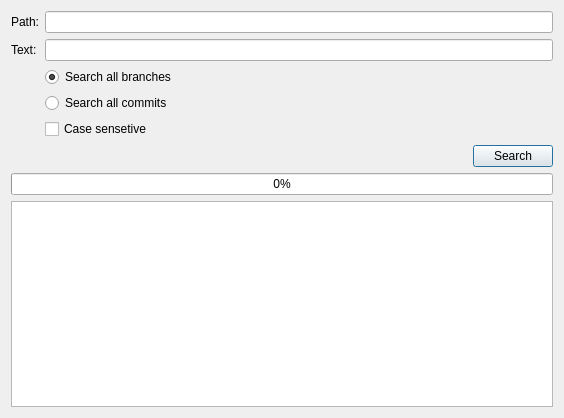
Above: src/dialogs/searchdialog.ui from KDE/kommit before the change. Below: the same form after it.
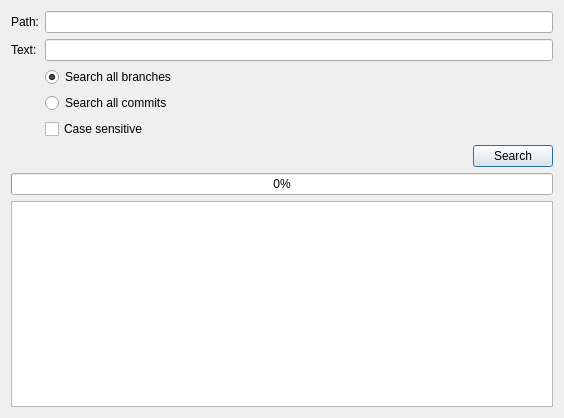
That is the form after the change.

The edit to the form file:
```diff
--- a/src/dialogs/searchdialog.ui
+++ b/src/dialogs/searchdialog.ui
@@ -56,7 +56,7 @@
      <item row="4" column="1">
       <widget class="QCheckBox" name="checkBoxCaseSensetive">
        <property name="text">
-        <string>Case sensetive</string>
+        <string>Case sensitive</string>
        </property>
       </widget>
      </item>
```
